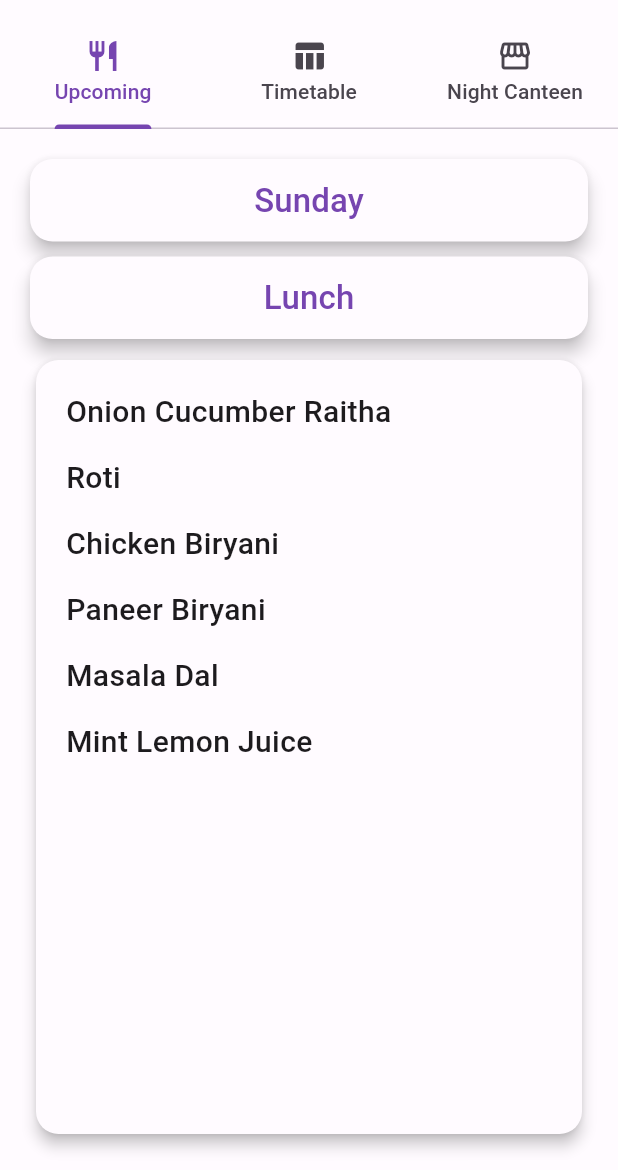
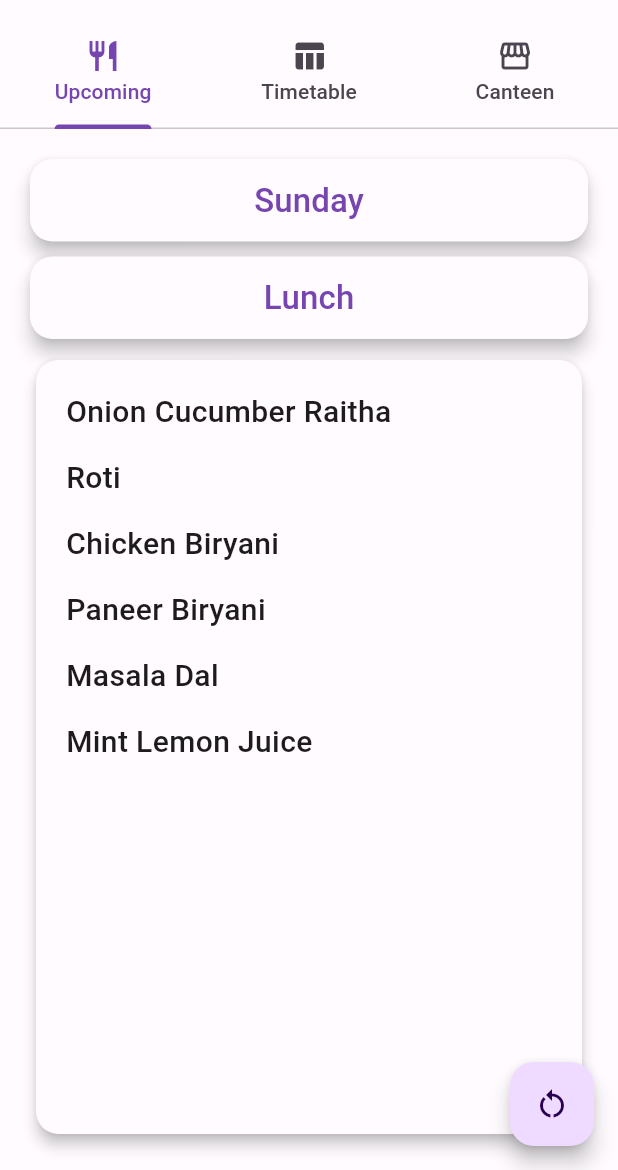
Before and after one commit to shenmareparas/VIT_Bhopal_Mess, a Flutter app: the screen it shows after launch, on a phone screen of 412 x 824 dp, the part 66-1236 px from its top. Run offline on Flutter 3.47's test engine with Material 2 defaults, Android fonts, the phone set to English and light mode, and no system bars; our stand-ins replace photo_view, shared_preferences.

Commit message:
Added Reset Button

```diff
--- a/lib/main.dart
+++ b/lib/main.dart
@@ -32,7 +32,7 @@ class MyAppState extends State<MyApp> {
               tabs: [
                 Tab(text: "Upcoming", icon: Icon(Icons.restaurant)),
                 Tab(text: "Timetable", icon: Icon(Icons.table_chart)),
-                Tab(text: "Night Canteen", icon: Icon(Icons.storefront)),
+                Tab(text: "Canteen", icon: Icon(Icons.storefront)),
               ],
             ),
             centerTitle: true,
--- a/lib/settings.dart
+++ b/lib/settings.dart
@@ -1,5 +1,4 @@
 import 'package:flutter/material.dart';
-import 'upcoming.dart';
 import 'timetable.dart';
 import "package:shared_preferences/shared_preferences.dart";
 
--- a/lib/upcoming.dart
+++ b/lib/upcoming.dart
@@ -58,6 +58,13 @@ class Upcoming extends StatefulWidget {
 }
 
 class _UpcomingState extends State<Upcoming> {
+  void _resetValues() {
+    setState(() {
+      formattedDate = DateFormat('EEEE').format(DateTime.now());
+      mealTime = getMealTime(DateTime.now());
+    });
+  }
+
   @override
   Widget build(BuildContext context) {
     print("Day: $formattedDate");
@@ -220,6 +227,15 @@ class _UpcomingState extends State<Upcoming> {
           ],
         ),
       ),
+      floatingActionButton: Positioned(
+        bottom: 20,
+        right: 20,
+        child: FloatingActionButton(
+          onPressed: _resetValues,
+          tooltip: 'Reset',
+          child: const Icon(Icons.restart_alt),
+        ),
+      ),
     );
   }
 }
```
